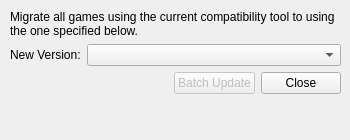
First picture: the form in pupgui2/resources/ui/pupgui2_ctbatchupdatedialog.ui, repository DavidoTek/ProtonUp-Qt, before the edit.
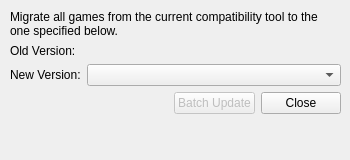
Second picture: the form after the edit.

Commit message: Batch Update: Show old version

Patch:
```diff
--- a/pupgui2/resources/ui/pupgui2_ctbatchupdatedialog.ui
+++ b/pupgui2/resources/ui/pupgui2_ctbatchupdatedialog.ui
@@ -7,19 +7,19 @@
     <x>0</x>
     <y>0</y>
     <width>350</width>
-    <height>140</height>
+    <height>160</height>
    </rect>
   </property>
   <property name="minimumSize">
    <size>
     <width>350</width>
-    <height>140</height>
+    <height>160</height>
    </size>
   </property>
   <property name="maximumSize">
    <size>
     <width>350</width>
-    <height>140</height>
+    <height>160</height>
    </size>
   </property>
   <property name="windowTitle">
@@ -41,7 +41,7 @@
     <item>
      <widget class="QLabel" name="txtDescription">
       <property name="text">
-       <string>Migrate all games using the current compatibility tool to using the one specified below.</string>
+       <string>Migrate all games from the current compatibility tool to the one specified below.</string>
       </property>
       <property name="wordWrap">
        <bool>true</bool>
@@ -50,14 +50,14 @@
     </item>
     <item>
      <layout class="QFormLayout" name="formLayout">
-      <item row="0" column="0">
+      <item row="1" column="0">
        <widget class="QLabel" name="lblNewVersion">
         <property name="text">
          <string>New Version:</string>
         </property>
        </widget>
       </item>
-      <item row="0" column="1">
+      <item row="1" column="1">
        <widget class="QComboBox" name="comboNewCtool">
         <property name="sizePolicy">
          <sizepolicy hsizetype="Expanding" vsizetype="Fixed">
@@ -67,6 +67,20 @@
         </property>
        </widget>
       </item>
+      <item row="0" column="0">
+       <widget class="QLabel" name="lblOldVersion">
+        <property name="text">
+         <string>Old Version:</string>
+        </property>
+       </widget>
+      </item>
+      <item row="0" column="1">
+       <widget class="QLabel" name="oldVersionText">
+        <property name="text">
+         <string/>
+        </property>
+       </widget>
+      </item>
      </layout>
     </item>
     <item>
```
Left out of the diff: 2 changed lines with no effect on the pictures. The commit also changes 1 other file.
